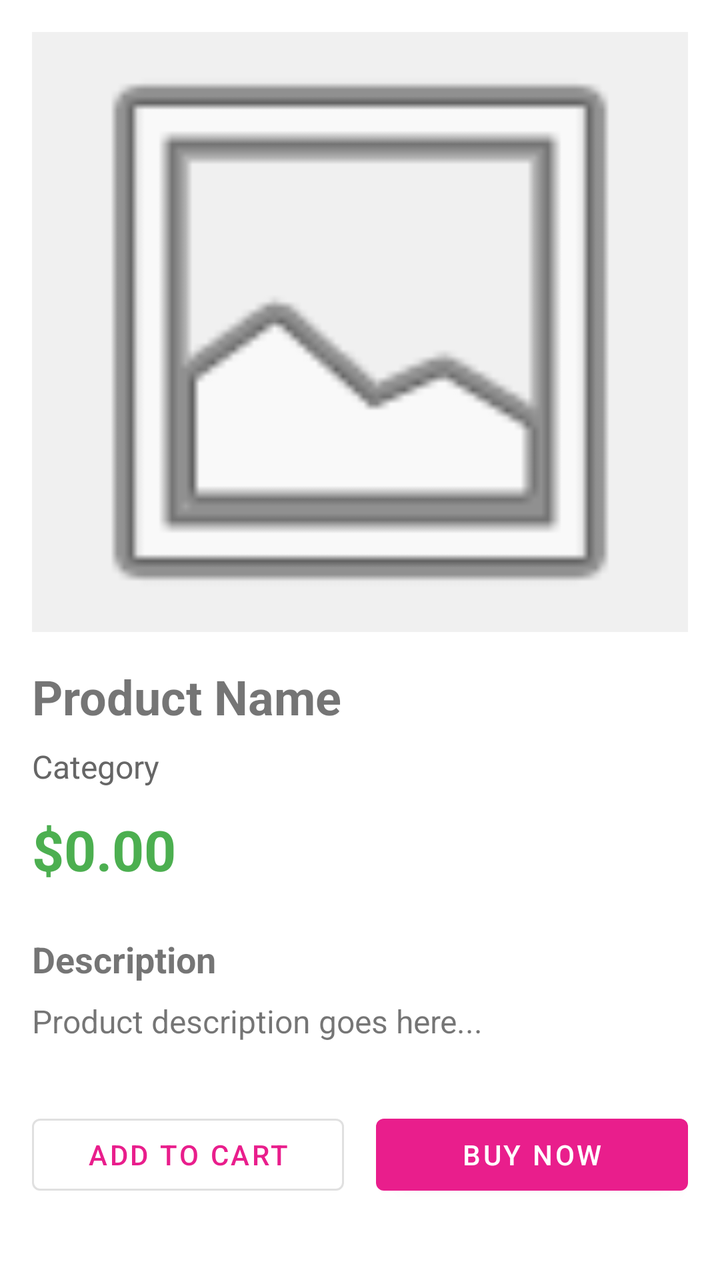
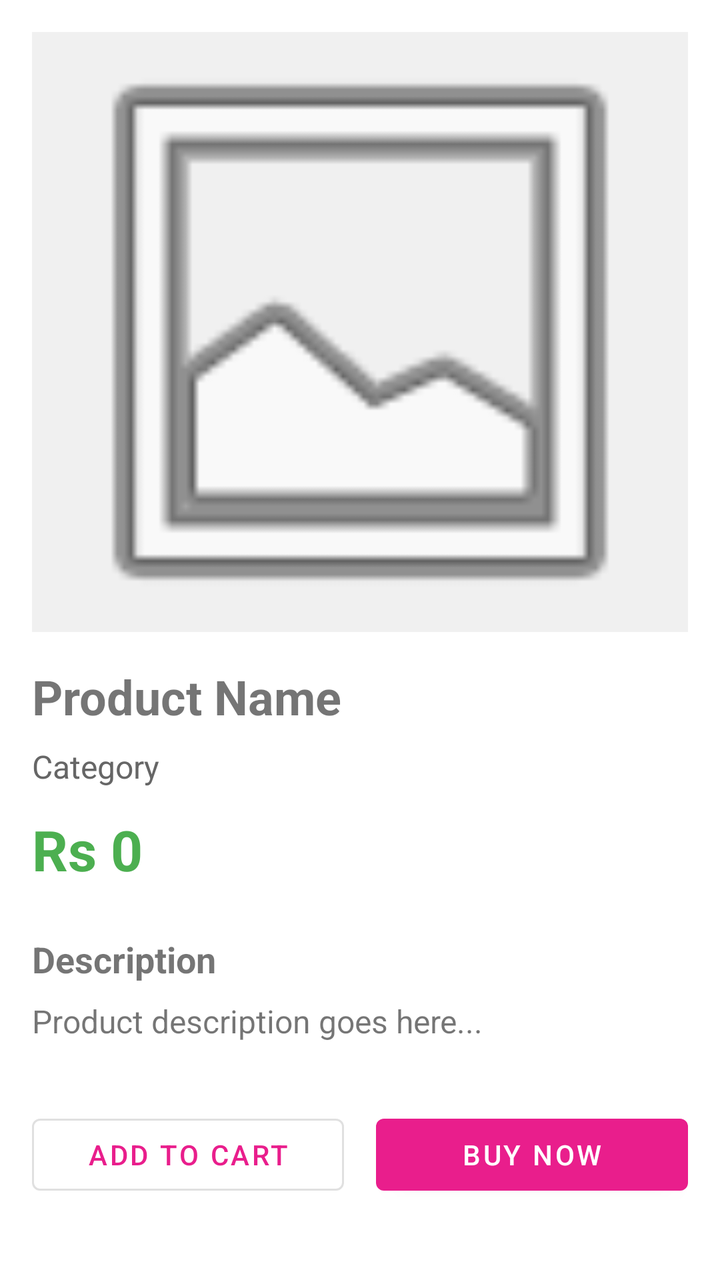

Two renders of the same Android screen: before a commit and after it. Below are the layout's source before the change and the commit's diff.
<!-- AndroidManifest.xml: application theme Theme.Stylica -->
<!-- res/layout/activity_product_detail.xml -->
<?xml version="1.0" encoding="utf-8"?>
<ScrollView xmlns:android="http://schemas.android.com/apk/res/android"
    android:layout_width="match_parent"
    android:layout_height="match_parent"
    android:fillViewport="true">

    <LinearLayout
        android:layout_width="match_parent"
        android:layout_height="wrap_content"
        android:orientation="vertical"
        android:padding="16dp">

        <ImageView
            android:id="@+id/imageViewProductDetail"
            android:layout_width="match_parent"
            android:layout_height="300dp"
            android:scaleType="centerCrop"
            android:src="@android:drawable/ic_menu_gallery"
            android:background="#F0F0F0" />

        <TextView
            android:id="@+id/textViewProductName"
            android:layout_width="wrap_content"
            android:layout_height="wrap_content"
            android:text="Product Name"
            android:textSize="24sp"
            android:textStyle="bold"
            android:layout_marginTop="16dp" />

        <TextView
            android:id="@+id/textViewProductCategory"
            android:layout_width="wrap_content"
            android:layout_height="wrap_content"
            android:text="Category"
            android:textSize="16sp"
            android:textColor="#666666"
            android:layout_marginTop="8dp" />

        <TextView
            android:id="@+id/textViewProductPrice"
            android:layout_width="wrap_content"
            android:layout_height="wrap_content"
            android:text="$0.00"
            android:textSize="28sp"
            android:textStyle="bold"
            android:textColor="#4CAF50"
            android:layout_marginTop="12dp" />

        <TextView
            android:layout_width="wrap_content"
            android:layout_height="wrap_content"
            android:text="Description"
            android:textSize="18sp"
            android:textStyle="bold"
            android:layout_marginTop="24dp" />

        <TextView
            android:id="@+id/textViewProductDescription"
            android:layout_width="wrap_content"
            android:layout_height="wrap_content"
            android:text="Product description goes here..."
            android:textSize="16sp"
            android:layout_marginTop="8dp"
            android:lineSpacingExtra="4dp" />

        <LinearLayout
            android:layout_width="match_parent"
            android:layout_height="wrap_content"
            android:orientation="horizontal"
            android:layout_marginTop="32dp"
            android:gravity="center">

            <Button
                android:id="@+id/buttonAddToCart"
                android:layout_width="0dp"
                android:layout_height="wrap_content"
                android:layout_weight="1"
                android:text="Add to Cart"
                android:layout_marginEnd="8dp"
                style="@style/Widget.MaterialComponents.Button.OutlinedButton" />

            <Button
                android:id="@+id/buttonBuyNow"
                android:layout_width="0dp"
                android:layout_height="wrap_content"
                android:layout_weight="1"
                android:text="Buy Now"
                android:layout_marginStart="8dp" />

        </LinearLayout>

    </LinearLayout>

</ScrollView>
<!-- resources referenced by this layout -->
<resources>
  <style name="Theme.Stylica" parent="Theme.MaterialComponents.Light.NoActionBar">
          <item name="colorPrimary">@color/primary</item>
          <item name="colorPrimaryVariant">@color/primary_dark</item>
          <item name="colorOnPrimary">@color/white</item>
          <item name="colorSecondary">@color/accent</item>
          <item name="colorSecondaryVariant">@color/accent</item>
          <item name="colorOnSecondary">@color/white</item>
          <item name="android:statusBarColor">@color/primary_dark</item>
      </style>
  <color name="primary">#E91E8C</color>
  <color name="primary_dark">#C2185B</color>
  <color name="white">#FFFFFFFF</color>
  <color name="accent">#FF6B9D</color>
</resources>

<!-- the commit's change to res/layout/activity_product_detail.xml (unified diff, before → after) -->
@@ -40,7 +40,7 @@
             android:id="@+id/textViewProductPrice"
             android:layout_width="wrap_content"
             android:layout_height="wrap_content"
-            android:text="$0.00"
+            android:text="Rs 0"
             android:textSize="28sp"
             android:textStyle="bold"
             android:textColor="#4CAF50"
